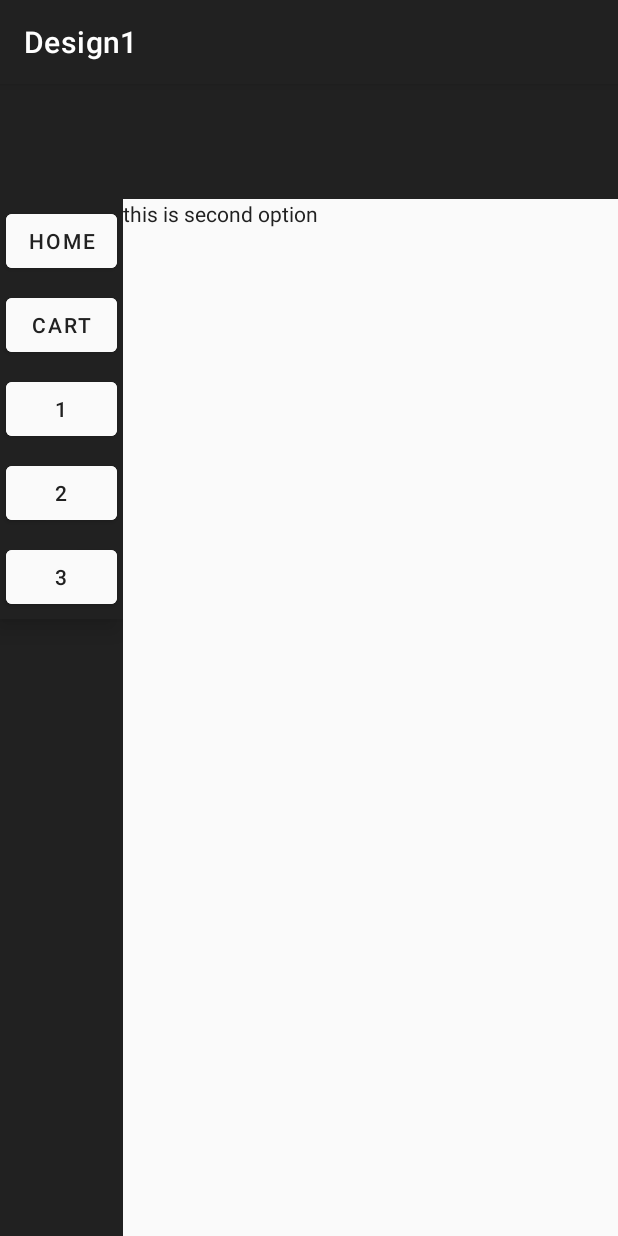
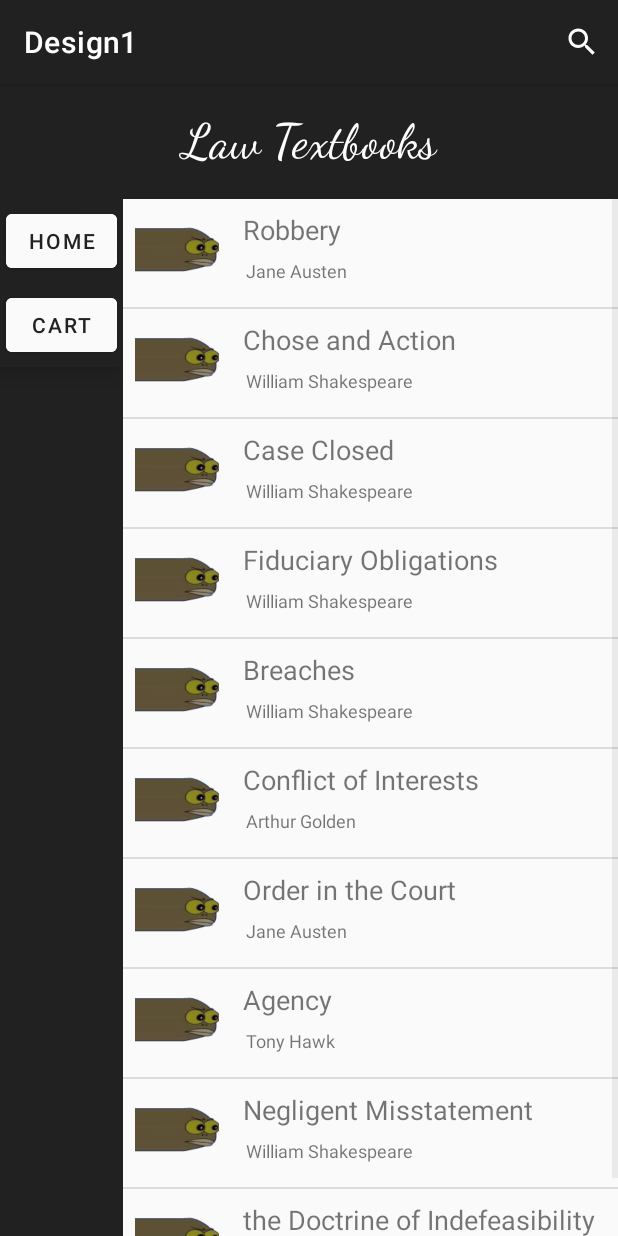
Before and after one commit to COMPSYS-302-2021/project-2-team-49, an Android app: the OptionSecond screen opened directly, with no data from a screen before it, on a phone screen of 412 x 824 dp. Run offline under Robolectric (Android 15) with nearby library versions, the phone set to English and light mode, and no system bars.

Commit message:
Replaced placeholder activities for OptionSecond and OptionThird. Split the list of books up correctly between the three categories. Added extra formatting for all activities including titles for each screen. Fixed a bug where the app would crash after going between the MainActivity and any other activity multiple times.

```diff
--- a/Design1/app/src/main/java/com/example/design1/BookProvider.java
+++ b/Design1/app/src/main/java/com/example/design1/BookProvider.java
@@ -31,6 +31,7 @@ public class BookProvider {
     static ArrayList<Books> search = new ArrayList<>();
 
     public static void generateData() {
+        if (eng.isEmpty() && med.isEmpty() && law.isEmpty()) {
             for (int i = 0; i < 30; i++) {
                 String id = ids[i];
                 String author = authors[i];
@@ -52,3 +53,4 @@ public class BookProvider {
             }
         }
     }
+}
--- a/Design1/app/src/main/java/com/example/design1/OptionSecond.java
+++ b/Design1/app/src/main/java/com/example/design1/OptionSecond.java
@@ -1,33 +1,147 @@
 package com.example.design1;
 
 import androidx.appcompat.app.AppCompatActivity;
+import androidx.appcompat.widget.SearchView;
+import androidx.recyclerview.widget.LinearLayoutManager;
 
+import android.content.Context;
 import android.content.Intent;
 import android.os.Bundle;
+import android.view.LayoutInflater;
+import android.view.Menu;
+import android.view.MenuItem;
 import android.view.View;
+import android.view.ViewGroup;
+import android.widget.AdapterView;
+import android.widget.ArrayAdapter;
+import android.widget.ImageView;
+import android.widget.ListView;
+import android.widget.TextView;
+import android.widget.Toast;
+
+import java.util.ArrayList;
+import java.util.List;
+
 
 public class OptionSecond extends AppCompatActivity {
+
+    public static final String BOOKS_DETAIL_KEY = "books";
+
+    String displayType;
+    ArrayList<Books> booksToDisplay  = new ArrayList<>();
+    ArrayList<Books> law;
+    BookAdapter bookAdapter, currentAdapter;
+    ListView lvBooks;
+
+
 
     @Override
     protected void onCreate(Bundle savedInstanceState) {
         super.onCreate(savedInstanceState);
         setContentView(R.layout.activity_option_second);
+        Intent thisIntent = getIntent();
+        BookProvider.generateData();
+        law = BookProvider.law;
+
+        ArrayList<Books> aBooks = law;
+
+        bookAdapter = new BookAdapter(this, aBooks);
+        lvBooks = (ListView)findViewById(R.id.lViewBooks);
+        lvBooks.setAdapter(bookAdapter);
+        currentAdapter = bookAdapter;
+
+        LinearLayoutManager lm = new LinearLayoutManager(this);
+
+        setupBookSelectedListener();
+
+
     }
-
     public void onHome(View view) {
         Intent mainActivity = new Intent(this, MainActivity.class);
         startActivity(mainActivity);
     }
-    public void onCart(View view){
+
+    public void onCart(View view) {
         Intent cart = new Intent(this, Cart.class);
         startActivity(cart);
     }
-    public void onFirst(View view){
-        Intent optionFirst = new Intent(this, OptionFirst.class);
-        startActivity(optionFirst);
+
+    public void setupBookSelectedListener(){
+        lvBooks.setOnItemClickListener(new AdapterView.OnItemClickListener() {
+            @Override
+            public void onItemClick(AdapterView<?> parent, View view, int position, long id) {
+                Intent intent = new Intent(OptionSecond.this, BookDetailedActivity.class);
+                intent.putExtra(BOOKS_DETAIL_KEY, currentAdapter.getItem(position));
+                startActivity(intent);
+            }
+        });
     }
-    public void onThird(View view){
-        Intent optionThird = new Intent(this, OptionThird.class);
-        startActivity(optionThird);
+
+    @Override
+    public boolean onCreateOptionsMenu(Menu menu) {
+        // Inflate the menu; this adds items to the action bar if it is present.
+        getMenuInflater().inflate(R.menu.menu_first_option, menu);
+        final MenuItem searchItem = menu.findItem(R.id.action_search);
+        final SearchView searchView = (SearchView) searchItem.getActionView();
+        searchView.setOnQueryTextListener(new SearchView.OnQueryTextListener() {
+            @Override
+            public boolean onQueryTextSubmit(String query) {
+                // Reset SearchView
+                searchView.clearFocus();
+                searchView.setQuery("", false);
+                searchView.setIconified(true);
+                searchItem.collapseActionView();
+
+                ArrayList<Books> tempBookArray = new ArrayList<Books>();
+
+                int bookCount = bookAdapter.getCount();
+                for (int i = 0; i < bookCount; i++) {
+                    tempBookArray.add(bookAdapter.getItem(i));
+                }
+
+                BookAdapter tempAdapter = new BookAdapter(getBaseContext(), tempBookArray);
+                tempBookArray = new ArrayList<Books>();
+
+                for (int i = 0; i < tempAdapter.getCount(); i++) {
+                    Books currentBook = tempAdapter.getItem(i);
+                    String currentTitle = currentBook.getTitle();
+                    String currentAuthor = currentBook.getAuthor();
+                    Boolean containsQuery = (currentTitle.toLowerCase()).contains(query.toLowerCase()) || (currentAuthor.toLowerCase()).contains(query.toLowerCase());
+                    if (!containsQuery) {
+                        tempBookArray.add(currentBook);
+                    }
+                }
+                for (int i = 0; i < tempBookArray.size(); i++) {
+                    tempAdapter.remove(tempBookArray.get(i));
+                }
+
+                lvBooks.setAdapter(tempAdapter);
+                currentAdapter = tempAdapter;
+                // Set activity title to search query
+                OptionSecond.this.setTitle(query);
+                return true;
+            }
+
+            @Override
+            public boolean onQueryTextChange(String s) {
+                return false;
+            }
+        });
+        return true;
+    }
+
+    @Override
+    public boolean onOptionsItemSelected(MenuItem item) {
+        // Handle action bar item clicks here. The action bar will
+        // automatically handle clicks on the Home/Up button, so long
+        // as you specify a parent activity in AndroidManifest.xml.
+        int id = item.getItemId();
+
+        //noinspection SimplifiableIfStatement
+        if (id == R.id.action_search) {
+            return true;
+        }
+
+        return super.onOptionsItemSelected(item);
     }
 }
--- a/Design1/app/src/main/res/layout/activity_option_second.xml
+++ b/Design1/app/src/main/res/layout/activity_option_second.xml
@@ -4,8 +4,8 @@
     xmlns:tools="http://schemas.android.com/tools"
     android:layout_width="match_parent"
     android:layout_height="match_parent"
-    tools:context=".OptionSecond">
-
+    android:background="#FFFFFF"
+    tools:context=".OptionFirst">
 
     <LinearLayout
         android:layout_width="match_parent"
@@ -18,110 +18,71 @@
             android:layout_height="0dp"
             android:layout_weight="1">
 
+            <TextView
+                android:id="@+id/textView"
+                android:layout_width="wrap_content"
+                android:layout_height="match_parent"
+                android:layout_weight="1"
+                android:text="Law Textbooks"
+                android:textColor="@color/white"
+                android:fontFamily="cursive"
+                android:textAlignment="center"
+                android:gravity="center"
+                android:textSize="32dp"/>
         </LinearLayout>
 
         <LinearLayout
             android:layout_width="match_parent"
             android:layout_height="0dp"
-        android:orientation="horizontal"
             android:layout_weight="9"
-        >
+            android:orientation="horizontal">
 
             <ScrollView
+                android:layout_width="0dp"
                 android:layout_height="match_parent"
-            android:layout_width="0dp"
-            android:background="#212121"
-            android:layout_weight="2">
+                android:layout_weight="2"
+                android:background="#212121">
 
                 <LinearLayout
                     android:layout_width="match_parent"
                     android:layout_height="match_parent"
                     android:background="#212121"
-                android:orientation="vertical"
                     android:elevation="10dp"
-                >
-                <Button
-                    android:layout_width="match_parent"
-                    android:layout_height="0dp"
-                    android:backgroundTint="#fafafa"
-                    android:textColor="#212121"
-                    android:layout_margin="4dp"
-                    android:layout_weight="2"
-                    android:padding="4dp"
-                    android:text="home"
-                    android:onClick="onHome"
-                    />
-                <Button
-                    android:layout_width="match_parent"
-                    android:layout_height="0dp"
-                    android:backgroundTint="#fafafa"
-                    android:textColor="#212121"
-                    android:layout_margin="4dp"
-                    android:layout_weight="2"
-                    android:padding="4dp"
-                    android:text="cart"
-                    android:onClick="onCart"
-                    />
+                    android:orientation="vertical">
 
                     <Button
                         android:layout_width="match_parent"
                         android:layout_height="0dp"
-                    android:backgroundTint="#fafafa"
-                    android:textColor="#212121"
                         android:layout_margin="4dp"
                         android:layout_weight="2"
-                    android:text="1"
-                    android:onClick="onFirst"
-                    />
+                        android:backgroundTint="#fafafa"
+                        android:onClick="onHome"
+                        android:padding="4dp"
+                        android:text="home"
+                        android:textColor="#212121" />
+
                     <Button
                         android:layout_width="match_parent"
                         android:layout_height="0dp"
-                    android:backgroundTint="#fafafa"
-                    android:textColor="#212121"
                         android:layout_margin="4dp"
                         android:layout_weight="2"
-                    android:text="2"
-                    />
-                <Button
-                    android:layout_width="match_parent"
-                    android:layout_height="0dp"
                         android:backgroundTint="#fafafa"
-                    android:textColor="#212121"
-                    android:layout_margin="4dp"
-                    android:layout_weight="2"
-                    android:text="3"
-                    android:onClick="onThird"
-                    />
-
+                        android:onClick="onCart"
+                        android:padding="4dp"
+                        android:text="cart"
+                        android:textColor="#212121" />
 
 
                 </LinearLayout>
             </ScrollView>
 
-        <ScrollView
+            <ListView
+                android:id="@+id/lViewBooks"
+                android:layout_width="0dp"
                 android:layout_height="match_parent"
-            android:layout_width="0dp"
                 android:layout_alignParentRight="true"
-            android:background="#fafafa"
-            android:layout_weight="8">
-
-            <LinearLayout
-                android:layout_height="match_parent"
-                android:layout_width="match_parent"
-                android:orientation="vertical"
-                >
-                <TextView
-                    android:id="@+id/mainText"
-                    android:layout_width="match_parent"
-                    android:layout_height="wrap_content"
-                    android:text="this is second option"
-                    android:textColor="#212121"
-                    />
-
-
-
-            </LinearLayout>
-        </ScrollView>
+                android:layout_weight="8"
+                android:background="#fafafa" />
         </LinearLayout>
     </LinearLayout>
 
```
Also changed, not shown: Design1/app/src/main/java/com/example/design1/MainActivity.java (+2 -23 lines), Design1/app/src/main/java/com/example/design1/OptionFirst.java (+3 -20 lines), Design1/app/src/main/java/com/example/design1/OptionThird.java (+121 -8 lines), Design1/app/src/main/res/layout/activity_cart.xml (+11 -32 lines), Design1/app/src/main/res/layout/activity_main.xml (+12 -0 lines), Design1/app/src/main/res/layout/activity_option_third.xml (+33 -72 lines), Design1/app/src/main/res/layout/option_first.xml (+32 -22 lines). Lines whose indentation alone changed are shown as unchanged.
